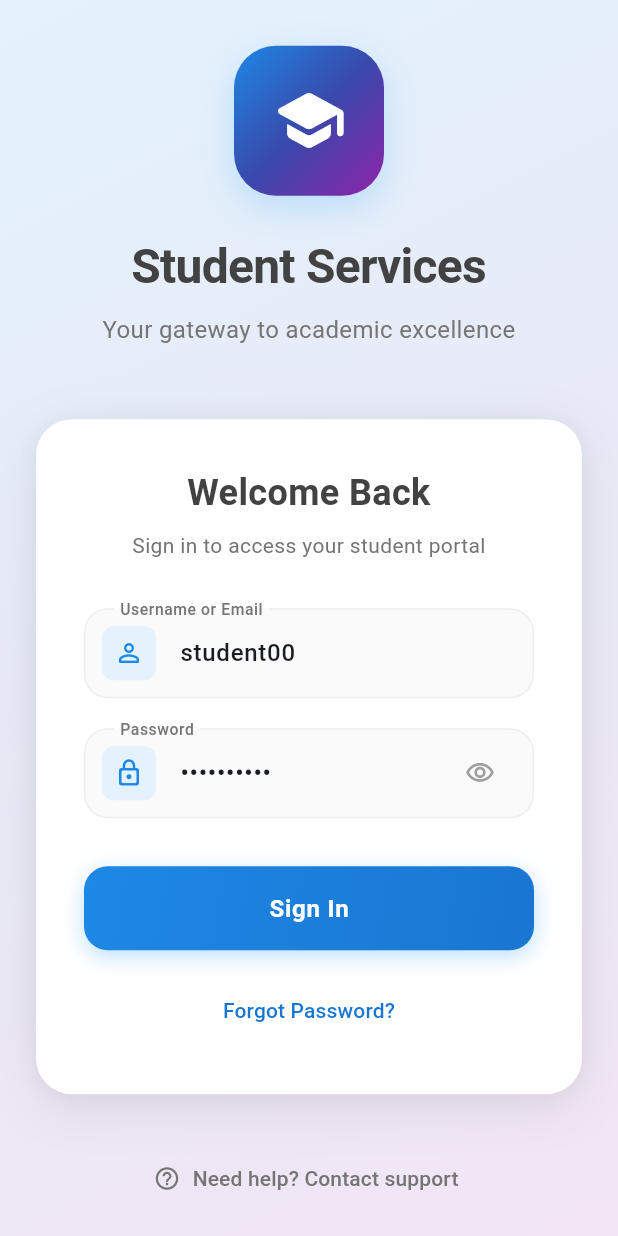
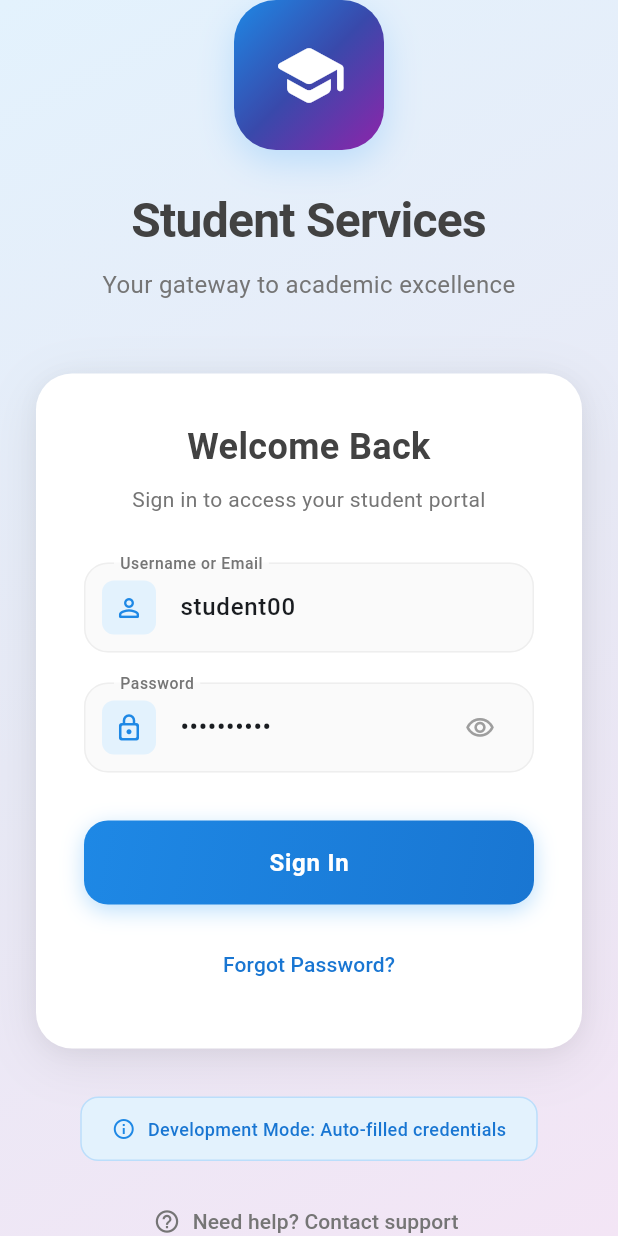
Before and after one commit to alihameed321/student-mobile-flutter, a Flutter app: the screen it shows after launch, on a phone screen of 412 x 824 dp. Run offline on Flutter 3.47's test engine with Material 3 defaults, Android fonts, the light colour scheme and no system bars; our stand-ins replace dartz, dio, equatable, flutter_bloc, get_it, shared_preferences.

Commit message:
*****update account_api ocs

```diff
--- a/lib/features/auth/presentation/pages/login_page.dart
+++ b/lib/features/auth/presentation/pages/login_page.dart
@@ -1,4 +1,3 @@
-import 'package:flutter/foundation.dart';
 import 'package:flutter/material.dart';
 import 'package:flutter_bloc/flutter_bloc.dart';
 import '../bloc/auth_bloc.dart';
@@ -86,7 +85,6 @@ class LoginPage extends StatelessWidget {
       children: [
         // Logo with modern design
         Container(
-          margin: EdgeInsets.only(top: 16) ,
           width: 100,
           height: 100,
           decoration: BoxDecoration(
@@ -198,35 +196,35 @@ class LoginPage extends StatelessWidget {
   Widget _buildFooter(BuildContext context) {
     return Column(
       children: [
-        // Container(
-        //   padding: const EdgeInsets.symmetric(horizontal: 20, vertical: 12),
-        //   decoration: BoxDecoration(
-        //     color: Colors.blue.shade50,
-        //     borderRadius: BorderRadius.circular(12),
-        //     border: Border.all(color: Colors.blue.shade100),
-        //   ),
-        //   child: Row(
-        //     mainAxisSize: MainAxisSize.min,
-        //     children: [
-        //       Icon(
-        //         Icons.info_outline,
-        //         size: 16,
-        //         color: Colors.blue.shade600,
-        //       ),
-        //       const SizedBox(width: 8),
-        //       Text(
-        //         'Development Mode: Auto-filled credentials',
-        //         style: TextStyle(
-        //           fontSize: 12,
-        //           color: Colors.blue.shade700,
-        //           fontWeight: FontWeight.w500,
-        //         ),
-        //       ),
-        //     ],
-        //   ),
-        // ),
+        Container(
+          padding: const EdgeInsets.symmetric(horizontal: 20, vertical: 12),
+          decoration: BoxDecoration(
+            color: Colors.blue.shade50,
+            borderRadius: BorderRadius.circular(12),
+            border: Border.all(color: Colors.blue.shade100),
+          ),
+          child: Row(
+            mainAxisSize: MainAxisSize.min,
+            children: [
+              Icon(
+                Icons.info_outline,
+                size: 16,
+                color: Colors.blue.shade600,
+              ),
+              const SizedBox(width: 8),
+              Text(
+                'Development Mode: Auto-filled credentials',
+                style: TextStyle(
+                  fontSize: 12,
+                  color: Colors.blue.shade700,
+                  fontWeight: FontWeight.w500,
+                ),
+              ),
+            ],
+          ),
+        ),
 
-        // const SizedBox(height: 16),
+        const SizedBox(height: 16),
 
         TextButton.icon(
           onPressed: () {
```
